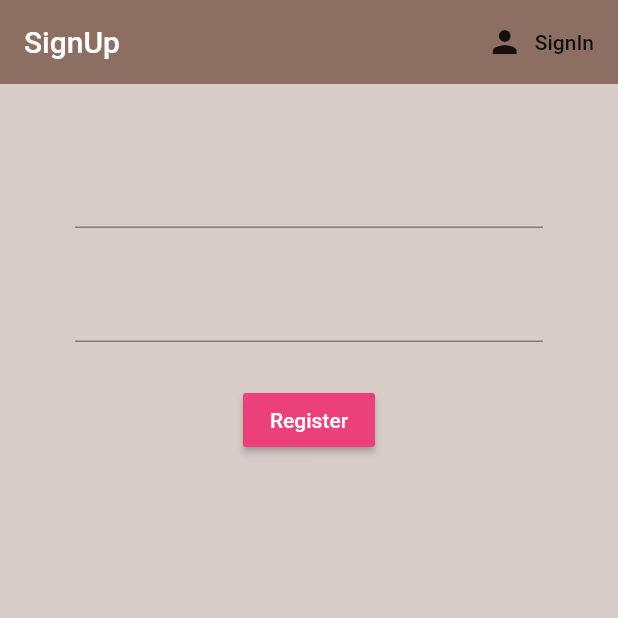
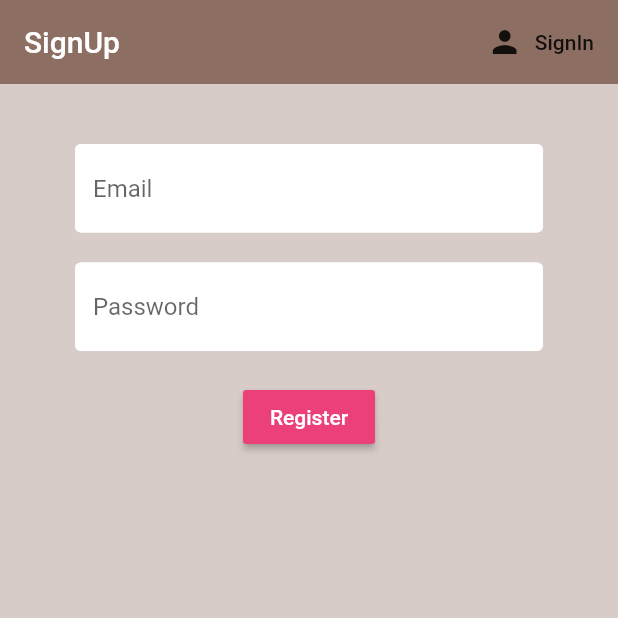
Before and after one commit to iammostafa/Flutter-Firebase-Authentication-, a Flutter app: the screen it shows after launch, after a tap on "SignIn", after a tap on "Register", on a phone screen of 412 x 824 dp, the top half of it. Run offline on Flutter 3.47's test engine with Material 2 defaults, Android fonts, the phone set to English and light mode, and no system bars; our stand-ins replace firebase_auth, flutter_spinkit; accounts and stored records are empty.

Commit message:
Loading Page Added

```diff
--- a/lib/screens/authenticate/register.dart
+++ b/lib/screens/authenticate/register.dart
@@ -1,7 +1,6 @@
-import 'package:firebase_auth/firebase_auth.dart';
 import 'package:flutter/material.dart';
-import 'package:flutter_firebase/screens/authenticate/authintcate.dart';
 import 'package:flutter_firebase/services/auth.dart';
+import 'package:flutter_firebase/shared/constants.dart';
 
 class Register extends StatefulWidget {
   final Function toggleView;
@@ -41,18 +40,20 @@ class _RegisterState extends State<Register> {
           child: Column(
             children: <Widget>[
               SizedBox(
-                height: 28.0,
+                height: 20.0,
               ),
               TextFormField(
+                decoration: TextInputDeccoration.copyWith(hintText: 'Email'),
                 validator: (val) => val.isEmpty ? 'Enter an email' : null,
                 onChanged: (val) {
                   setState(() => email = val);
                 },
               ),
               SizedBox(
-                height: 28.0,
+                height: 20.0,
               ),
               TextFormField(
+                decoration: TextInputDeccoration.copyWith(hintText: 'Password'),
                 obscureText: true,
                 validator: (val) =>
                     val.length < 6 ? 'Enter a password 6 chars long' : null,
@@ -61,7 +62,7 @@ class _RegisterState extends State<Register> {
                 },
               ),
               SizedBox(
-                height: 28.0,
+                height: 20.0,
               ),
               RaisedButton(
                 onPressed: () async {
--- a/lib/screens/authenticate/signin.dart
+++ b/lib/screens/authenticate/signin.dart
@@ -1,5 +1,7 @@
 import 'package:flutter/material.dart';
 import 'package:flutter_firebase/services/auth.dart';
+import 'package:flutter_firebase/shared/constants.dart';
+import 'package:flutter_firebase/shared/loading.dart';
 
 class SignIn extends StatefulWidget {
   final Function toggleView;
@@ -12,7 +14,7 @@ class SignIn extends StatefulWidget {
 class _SignInState extends State<SignIn> {
   final Authservice _auth = Authservice();
   final _formKey = GlobalKey<FormState>();
-
+  bool loading = false;
   //Text field state
   String email = "";
   String password = "";
@@ -20,7 +22,9 @@ class _SignInState extends State<SignIn> {
 
   @override
   Widget build(BuildContext context) {
-    return Scaffold(
+    return loading
+        ? Loading()
+        : Scaffold(
             backgroundColor: Colors.brown[100],
             appBar: AppBar(
               title: Text("SignIn"),
@@ -46,24 +50,29 @@ class _SignInState extends State<SignIn> {
                       height: 28.0,
                     ),
                     TextFormField(
+                      decoration:
+                          TextInputDeccoration.copyWith(hintText: 'Email'),
                       validator: (val) => val.isEmpty ? 'Enter an email' : null,
                       onChanged: (val) {
                         setState(() => email = val);
                       },
                     ),
                     SizedBox(
-                height: 28.0,
+                      height: 20.0,
                     ),
                     TextFormField(
-                validator: (val) =>
-                    val.length < 6 ? 'Enter a password 6 chars long' : null,
+                      decoration:
+                          TextInputDeccoration.copyWith(hintText: 'Password'),
+                      validator: (val) => val.length < 6
+                          ? 'Enter a password 6 chars long'
+                          : null,
                       obscureText: true,
                       onChanged: (val) {
                         setState(() => password = val);
                       },
                     ),
                     SizedBox(
-                height: 28.0,
+                      height: 20.0,
                     ),
                     RaisedButton(
                       color: Colors.pink[400],
@@ -71,11 +80,15 @@ class _SignInState extends State<SignIn> {
                       textColor: Colors.white,
                       onPressed: () async {
                         if (_formKey.currentState.validate()) {
-                    dynamic result =
-                        await _auth.signInWithEmailAndPassword(email, password);
+                          setState(() {
+                            loading = true;
+                          });
+                          dynamic result = await _auth
+                              .signInWithEmailAndPassword(email, password);
 
                           if (result == null) {
                             setState(() {
+                              loading = false;
                               error = "Couldn't Sign in";
                             });
                             print(error);
--- /dev/null
+++ b/lib/shared/constants.dart
@@ -0,0 +1,12 @@
+import 'package:flutter/material.dart';
+
+const TextInputDeccoration = InputDecoration(
+  fillColor: Colors.white,
+  filled: true,
+  enabledBorder: OutlineInputBorder(
+    borderSide: BorderSide(color: Colors.white, width: 2.0),
+  ),
+  focusedBorder: OutlineInputBorder(
+    borderSide: BorderSide(color: Colors.pink, width: 2.0),
+  ),
+);
--- /dev/null
+++ b/lib/shared/loading.dart
@@ -0,0 +1,19 @@
+import 'package:flutter/material.dart';
+import 'package:flutter_spinkit/flutter_spinkit.dart';
+
+class Loading extends StatelessWidget {
+  const Loading({Key key}) : super(key: key);
+
+  @override
+  Widget build(BuildContext context) {
+    return Container(
+      color: Colors.brown[100],
+      child: Center(
+        child: SpinKitWave(
+          color: Colors.white,
+          size: 50.0,
+        ),
+      ),
+    );
+  }
+}
--- a/pubspec.yaml
+++ b/pubspec.yaml
@@ -31,7 +31,7 @@ dependencies:
   firebase_auth: ^0.16.1
   cloud_firestore: ^0.13.7
   provider: ^4.1.3
-
+  flutter_spinkit: ^4.1.2+1
 
 dev_dependencies:
   flutter_test:
```
Also changed, not shown: pubspec.lock. Lines whose indentation alone changed are shown as unchanged.
